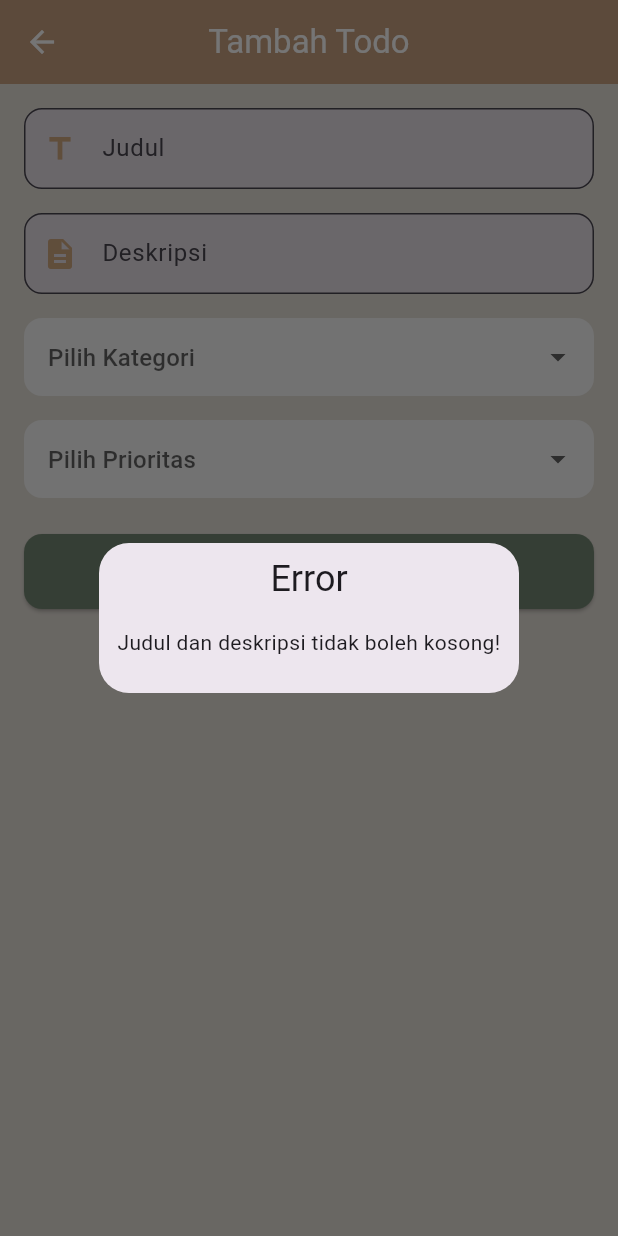
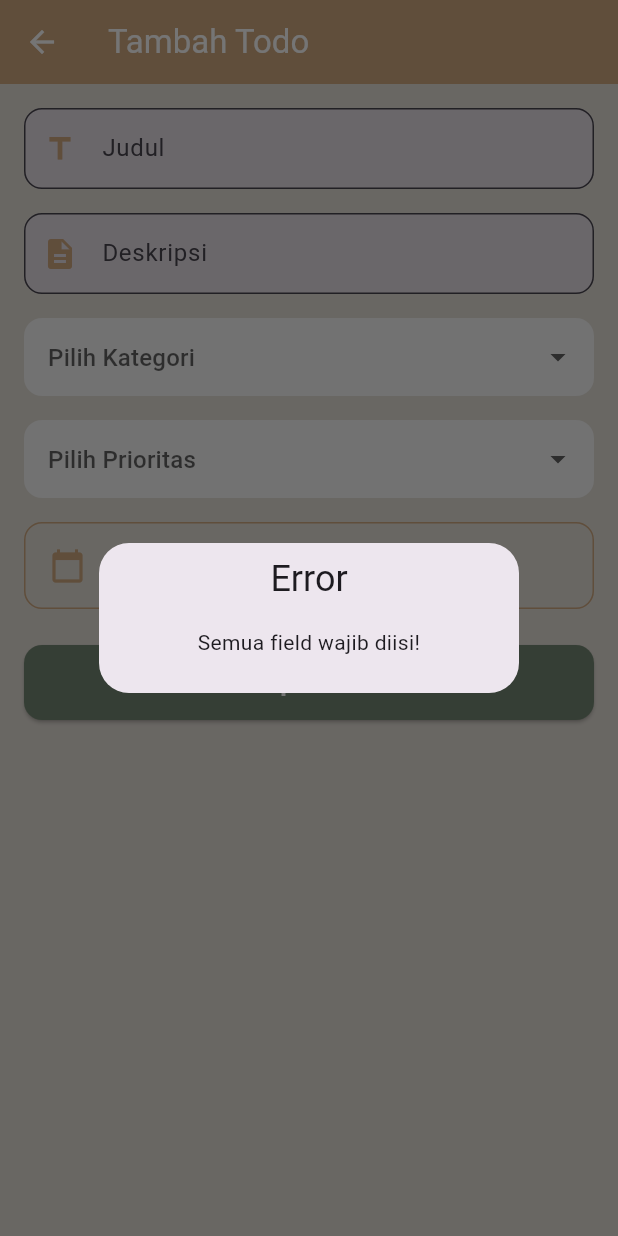
Before and after one commit to BanyuBening1/to_do_list_app, a Flutter app: the AddPage screen opened by its route, after a tap on "Simpan Todo", on a phone screen of 412 x 824 dp. Run offline on Flutter 3.47's test engine with Material 3 defaults, Android fonts, the phone set to English and light mode, and no system bars; our stand-ins replace get.

Commit message:
Feat [NYUB] feat due date

```diff
--- a/lib/bindings/dashboard_binding.dart
+++ b/lib/bindings/dashboard_binding.dart
@@ -7,10 +7,10 @@ import 'package:to_do_list_app/controllers/home_controller.dart';
 class DashboardBinding extends Bindings {
   @override
   void dependencies() {
-    Get.lazyPut<DashboardController>(() => DashboardController());
-    Get.lazyPut<HomeController>(() => HomeController());
-    Get.lazyPut<AddTodoController>(() => AddTodoController());
+    // Get.put<HomeController>(HomeController(), permanent: true);
+    Get.lazyPut<DashboardController>(() => DashboardController(), fenix: true);
+    Get.lazyPut<HomeController>(() => HomeController(), fenix: true);
+    Get.lazyPut<AddTodoController>(() => AddTodoController(), fenix: true);
     Get.lazyPut<HistoryController>(() => HistoryController(), fenix: true);
-
   }
 }
--- a/lib/controllers/add_todo_controller.dart
+++ b/lib/controllers/add_todo_controller.dart
@@ -6,13 +6,15 @@ class AddTodoController extends GetxController {
   var deskripsi = ''.obs;
   var kategori = ''.obs;
   var priority = ''.obs;
+  var dueDate = Rxn<DateTime>();
 
   void simpanTodo() {
-    if (judul.isEmpty || deskripsi.isEmpty) {
-      Get.defaultDialog(
-        title: "Error",
-        middleText: "Judul dan deskripsi tidak boleh kosong!",
-      );
+    if (judul.isEmpty ||
+        deskripsi.isEmpty ||
+        kategori.isEmpty ||
+        priority.isEmpty ||
+        dueDate.value == null) {
+      Get.defaultDialog(title: "Error", middleText: "Semua field wajib diisi!");
       return;
     }
 
@@ -21,10 +23,13 @@ class AddTodoController extends GetxController {
       "deskripsi": deskripsi.value,
       "kategori": kategori.value,
       "prioritas": priority.value,
+      "dueDate": dueDate.value,
+      "selesai": false,
     };
 
-
-    Get.find<HomeController>().tambahTodo(newTodo);
+    final home = Get.find<HomeController>();
+    print("Tambah todo ke HomeController hash: ${home.hashCode}"); // 🔍 debug
+    home.tambahTodo(newTodo);
 
     Get.back();
   }
--- a/lib/controllers/home_controller.dart
+++ b/lib/controllers/home_controller.dart
@@ -1,5 +1,6 @@
 import 'package:flutter/material.dart';
 import 'package:get/get.dart';
+import 'package:intl/intl.dart';
 
 class HomeController extends GetxController {
   var todos = <Map<String, dynamic>>[].obs;
@@ -7,12 +8,24 @@ class HomeController extends GetxController {
 
   var filterPrioritas = "Semua".obs;
 
+  final dateFormat = DateFormat('dd-MM-yyyy');
+
+  @override
+  void onInit() {
+    super.onInit();
+    todos.refresh();
+    print(
+      "HomeController created: $hashCode",
+    ); // paksa refresh saat controller dibuat
+  }
+
   void tambahTodo(Map<String, dynamic> todo) {
     todos.add({
       'judul': todo['judul'],
       'deskripsi': todo['deskripsi'],
       'kategori': todo['kategori'],
       'prioritas': todo['prioritas'],
+      'dueDate': todo['dueDate'], // ✅ wajib simpan di sini
       'selesai': false,
     });
   }
@@ -26,6 +39,23 @@ class HomeController extends GetxController {
     todo['selesai'] = true;
     history.add(todo);
     todos.removeAt(index);
+  }
+
+  String? formatDueDate(dynamic rawDate) {
+    if (rawDate == null) return null;
+
+    DateTime? parsed;
+    if (rawDate is DateTime) {
+      parsed = rawDate;
+    } else if (rawDate is String) {
+      try {
+        parsed = DateTime.parse(rawDate);
+      } catch (_) {
+        return null;
+      }
+    }
+
+    return parsed != null ? dateFormat.format(parsed) : null;
   }
 
   Widget emptyMessage() {
--- a/lib/pages/add_page.dart
+++ b/lib/pages/add_page.dart
@@ -1,5 +1,6 @@
 import 'package:flutter/material.dart';
 import 'package:get/get.dart';
+import 'package:intl/intl.dart';
 import 'package:to_do_list_app/components/app_color.dart';
 import 'package:to_do_list_app/components/custom_button.dart';
 import 'package:to_do_list_app/components/custom_dropdown.dart';
@@ -8,33 +9,25 @@ import 'package:to_do_list_app/controllers/add_todo_controller.dart';
 
 class AddPage extends StatelessWidget {
   final AddTodoController controller = Get.find<AddTodoController>();
+
   AddPage({super.key});
+
+  final dateFormat = DateFormat('dd-MM-yyyy');
 
   @override
   Widget build(BuildContext context) {
     return Scaffold(
-
+      backgroundColor: AppColors.background,
       appBar: AppBar(
         title: const Text("Tambah Todo"),
-        centerTitle: true,
         backgroundColor: AppColors.secondary,
         foregroundColor: Colors.white,
-        elevation: 4,
       ),
-
-
-      body: Container(
-        width: double.infinity,
-        height: double.infinity,
-        decoration: const BoxDecoration(
-        color: AppColors.background
-        ),
-        child: Padding(
+      body: Padding(
         padding: const EdgeInsets.all(16),
         child: SingleChildScrollView(
           child: Column(
             children: [
-
               CustomTextField(
                 hintText: "Judul",
                 icon: Icons.title,
@@ -49,10 +42,8 @@ class AddPage extends StatelessWidget {
               ),
               const SizedBox(height: 16),
 
-
               Obx(
                 () => CustomDropdown(
-
                   hintText: "Pilih Kategori",
                   items: const ["Pekerjaan", "Sekolah", "Pribadi", "Umum"],
                   value: controller.kategori.value.isEmpty
@@ -65,7 +56,6 @@ class AddPage extends StatelessWidget {
               ),
               const SizedBox(height: 16),
 
-
               Obx(
                 () => CustomDropdown(
                   hintText: "Pilih Prioritas",
@@ -76,11 +66,44 @@ class AddPage extends StatelessWidget {
                   onChanged: (val) {
                     if (val != null) controller.priority.value = val;
                   },
+                ),
+              ),
+              const SizedBox(height: 16),
 
+              Obx(
+                () => ListTile(
+                  shape: RoundedRectangleBorder(
+                    borderRadius: BorderRadius.circular(12),
+                    side: const BorderSide(color: AppColors.secondary),
+                  ),
+                  leading: const Icon(
+                    Icons.calendar_today,
+                    color: AppColors.secondary,
+                  ),
+                  title: Text(
+                    controller.dueDate.value == null
+                        ? "Pilih Due Date"
+                        : "Due: ${dateFormat.format(controller.dueDate.value!)}",
+                    style: TextStyle(
+                      color: controller.dueDate.value == null
+                          ? Colors.grey
+                          : AppColors.primary,
+                    ),
+                  ),
+                  onTap: () async {
+                    final pickedDate = await showDatePicker(
+                      context: context,
+                      initialDate: DateTime.now(),
+                      firstDate: DateTime.now(),
+                      lastDate: DateTime(2100),
+                    );
+                    if (pickedDate != null) {
+                      controller.dueDate.value = pickedDate;
+                    }
+                  },
                 ),
               ),
               const SizedBox(height: 24),
-
 
               CustomButton(
                 text: "Simpan Todo",
@@ -90,7 +113,6 @@ class AddPage extends StatelessWidget {
           ),
         ),
       ),
-      ),
     );
   }
 }
--- a/lib/routes/pages.dart
+++ b/lib/routes/pages.dart
@@ -17,7 +17,7 @@ class AppPages {
     GetPage(
       name: AppRoute.dashboardPage,
       page: () => DashboardPage(),
-
+      binding: DashboardBinding(),
     ),
     GetPage(
       name: AppRoute.addPage,
--- a/pubspec.yaml
+++ b/pubspec.yaml
@@ -35,6 +35,7 @@ dependencies:
   # Use with the CupertinoIcons class for iOS style icons.
   cupertino_icons: ^1.0.8
   get: ^4.7.2
+  intl: ^0.19.0
 
 dev_dependencies:
   flutter_test:
```
Also changed, not shown: lib/pages/home_page.dart (+27 -16 lines), pubspec.lock. Lines whose indentation alone changed are shown as unchanged.
